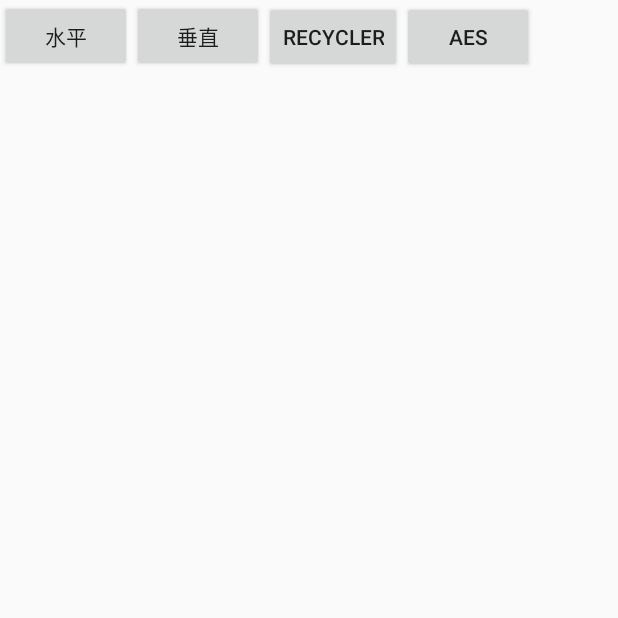
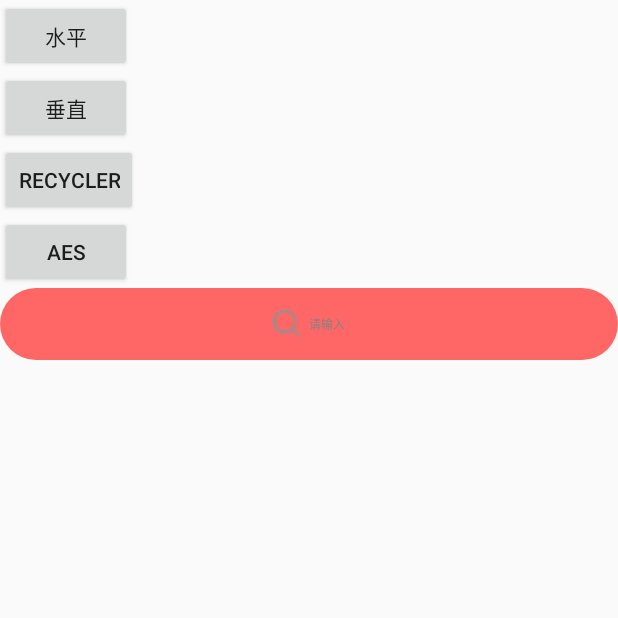
Before and after one commit to ZmjDns/viewpagertest, an Android app: the screen it shows after launch (MainActivity), on a phone screen of 412 x 824 dp, the top half of it. Run offline under Robolectric (Android 15) with nearby library versions, the phone set to English and light mode, and no system bars; our stand-ins replace Picasso; pictures from the network do not load.

Commit message:
自定义EditTextView

```diff
--- /dev/null
+++ b/app/src/main/java/com/zmj/viewpagertest/widget/SearchView.java
@@ -0,0 +1,101 @@
+package com.zmj.viewpagertest.widget;
+
+import android.content.Context;
+import android.content.res.TypedArray;
+import android.graphics.Canvas;
+import android.graphics.Paint;
+import android.graphics.drawable.Drawable;
+import android.support.v7.widget.AppCompatTextView;
+import android.util.AttributeSet;
+
+import com.zmj.viewpagertest.R;
+
+import java.util.concurrent.Executors;
+
+/**
+ * Author : Zmj
+ * Blog : https://blog.csdn.net/Zmj_Dns
+ * DitHub : https://github.com/ZmjDns
+ * Time : 2019/3/14
+ * Description :自定义编辑搜索框
+ */
+public class SearchView extends AppCompatTextView {
+
+    private float imageWidth = 0;
+    private float textSize = 0;
+    private int textColor = 0xFF000000;
+    private Drawable mDrawable;
+    private Paint mPaint;
+
+    public SearchView(Context context, AttributeSet attrs) {
+        super(context, attrs);
+        initResource(context,attrs);
+        initPaint();
+    }
+
+    private void initResource(Context context, AttributeSet attrs) {
+        TypedArray typedArray = context.obtainStyledAttributes(attrs, R.styleable.SearchView);
+        float density = context.getResources().getDisplayMetrics().density;
+        imageWidth = typedArray.getDimension(R.styleable.SearchView_imageWidth,18 * density + 0.5f);
+        textColor = typedArray.getColor(R.styleable.SearchView_textColor,0xFF848484);
+        textSize = typedArray.getDimension(R.styleable.SearchView_textSize,14 * density + 0.5f);
+        typedArray.recycle();
+    }
+
+    private void initPaint() {
+        mPaint = new Paint(Paint.ANTI_ALIAS_FLAG);
+        mPaint.setColor(textColor);
+        mPaint.setTextSize(textColor);
+    }
+
+    @Override
+    protected void onDraw(Canvas canvas) {
+        super.onDraw(canvas);
+        drawSearchIcon(canvas);
+    }
+
+    private void drawSearchIcon(Canvas canvas) {
+        if (this.getText().toString().length() == 0){
+            float textWidth = mPaint.measureText("请输入");
+            float textHeight = getFontLeading(mPaint);
+
+            float dx = (getWidth() - imageWidth - textWidth -8) / 2;
+            float dy = (getHeight() - imageWidth) / 2;
+
+            canvas.save();
+            canvas.translate(getScrollX() + dx,getScrollY() + dy);
+            if (mDrawable != null){
+                mDrawable.draw(canvas);
+            }
+            canvas.drawText("请输入",getScrollX() + imageWidth + 8,getScrollY() + (getHeight() - (getHeight() - textHeight) / 2) - mPaint.getFontMetrics().bottom - dy,mPaint);
+            canvas.restore();
+        }
+    }
+
+    private float getFontLeading(Paint mPaint) {
+        Paint.FontMetrics fontMetrics = mPaint.getFontMetrics();
+        return fontMetrics.bottom - fontMetrics.top;
+    }
+
+    @Override
+    protected void onAttachedToWindow() {
+        super.onAttachedToWindow();
+        if (mDrawable == null){
+            try {
+             mDrawable = getContext().getResources().getDrawable(R.mipmap.search);
+             mDrawable.setBounds(0,0,(int) imageWidth,(int) imageWidth);
+            }catch (Exception e){
+                e.printStackTrace();
+            }
+        }
+    }
+
+    @Override
+    protected void onDetachedFromWindow() {
+        if (mDrawable != null){
+            mDrawable.setCallback(null);
+            mDrawable = null;
+        }
+        super.onDetachedFromWindow();
+    }
+}
--- /dev/null
+++ b/app/src/main/res/drawable/round_retangle_edittext_bg.xml
@@ -0,0 +1,11 @@
+<?xml version="1.0" encoding="utf-8"?>
+<shape xmlns:android="http://schemas.android.com/apk/res/android">
+    <solid android:color="#ff66"/>
+
+    <corners
+        android:topLeftRadius="90dp"
+        android:bottomLeftRadius="90dp"
+        android:topRightRadius="90dp"
+        android:bottomRightRadius="90dp"/>
+
+</shape>
--- a/app/src/main/res/layout/activity_main.xml
+++ b/app/src/main/res/layout/activity_main.xml
@@ -6,7 +6,7 @@
     android:layout_width="match_parent"
     android:layout_height="match_parent"
     tools:context=".MainActivity"
-    android:orientation="horizontal">
+    android:orientation="vertical">
 
     <Button
         android:layout_width="wrap_content"
@@ -37,4 +37,9 @@
         android:onClick="letAes"
         android:text="AES"/>
 
+    <com.zmj.viewpagertest.widget.SearchView
+        android:layout_width="match_parent"
+        android:layout_height="48dp"
+        android:background="@drawable/round_retangle_edittext_bg" />
+
 </LinearLayout>
--- /dev/null
+++ b/app/src/main/res/values/attrs.xml
@@ -0,0 +1,9 @@
+<?xml version="1.0" encoding="utf-8"?>
+<resources>
+    <!--自定义搜索框属性-->
+    <declare-styleable name="SearchView">
+        <attr name="imageWidth" format="dimension"/>
+        <attr name="textSize" format="dimension"/>
+        <attr name="textColor" format="color"/>
+    </declare-styleable>
+</resources>
```
Also changed, not shown: app/src/main/res/mipmap-xxxhdpi/search.png (added).
